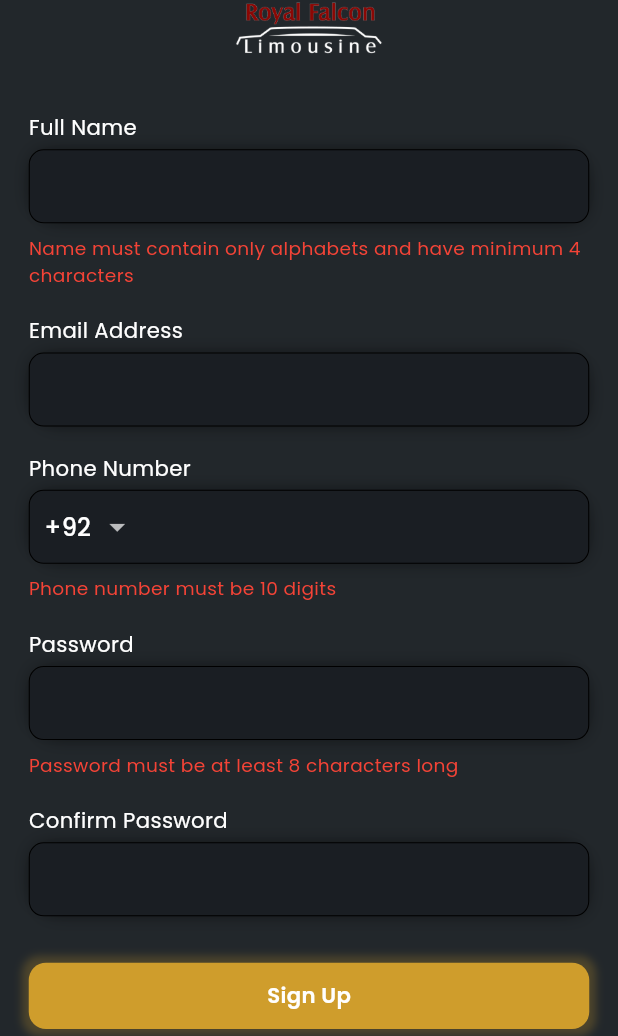
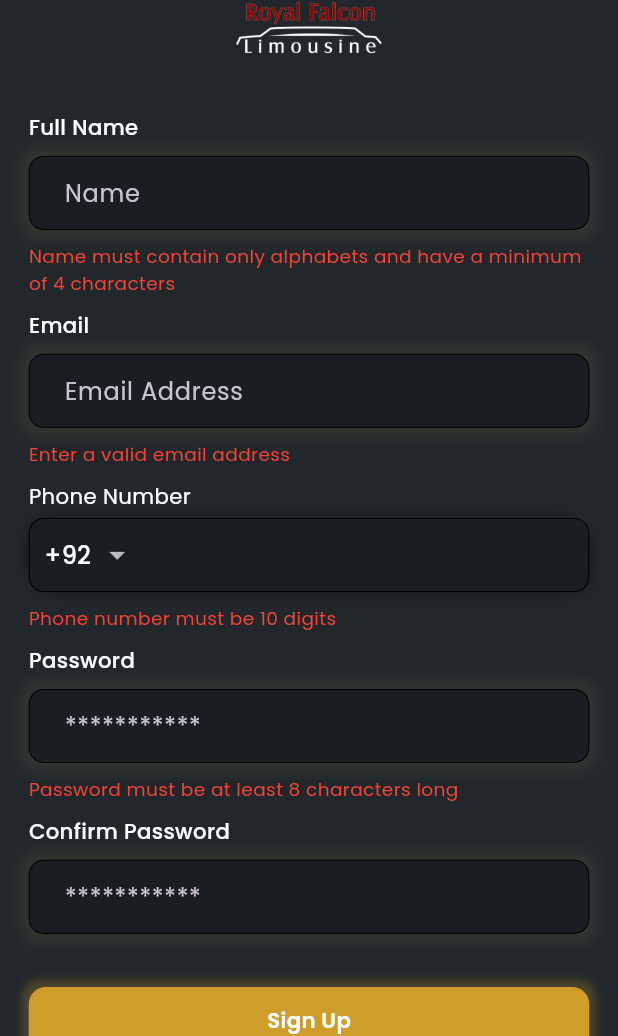
Before and after one commit to malikkhizar12/RoyalFalconCustomerApp, a Flutter app: the SignupPage screen opened directly, after a tap on "Sign Up", on a phone screen of 412 x 824 dp, the part 200-1236 px from its top. Run offline on Flutter 3.47's test engine with Material 3 defaults, Android fonts, the phone set to English and light mode, and no system bars; our stand-ins replace another_flushbar, cached_network_image, carousel_slider, flutter_dotenv, flutter_screenutil, fluttertoast and 10 more; missing offline and left inert: flutter_stripe, search_map_place_updated; accounts and stored records are empty.

Commit message:
Signup modified

```diff
--- a/lib/utils/utils/form_validator.dart
+++ b/lib/utils/utils/form_validator.dart
@@ -5,7 +5,7 @@ class FormValidators {
     final RegExp nameRegExp = RegExp(r'^[a-zA-Z]{4,}$');
 
     if (!nameRegExp.hasMatch(value)) {
-      return 'Name must contain only alphabets and have minimum 4 characters';
+      return 'Name must contain only alphabets and have a minimum of 4 characters';
     }
 
     return null;
@@ -27,11 +27,24 @@ class FormValidators {
     return null;
   }
 
-  static String? validateConfirmPassword(String password, String confirmPassword) {
+  static String? validateConfirmPassword(
+      String password, String confirmPassword) {
     if (password != confirmPassword) {
       return 'Passwords do not match';
     }
 
     return null;
   }
+
+  static String? validateEmail(String value) {
+    final RegExp emailRegExp = RegExp(
+      r'^[a-zA-Z0-9._%+-]+@[a-zA-Z]+\.[a-zA-Z]{2,}$',
+    );
+
+    if (!emailRegExp.hasMatch(value)) {
+      return 'Enter a valid email address';
+    }
+
+    return null;
+  }
 }
--- a/lib/view/signup/signup.dart
+++ b/lib/view/signup/signup.dart
@@ -1,16 +1,13 @@
 import 'package:flutter/gestures.dart';
 import 'package:flutter/material.dart';
-import 'package:flutter/services.dart';
 import 'package:flutter_screenutil/flutter_screenutil.dart';
 import 'package:provider/provider.dart';
 import 'package:royal_falcon/view/signup/widgets/phone_number_field.dart';
-import 'package:royal_falcon/view/signup/widgets/textfields.dart';
 import 'package:royal_falcon/view/widgets/button_widget.dart';
+import 'package:royal_falcon/view/widgets/textfield_widget.dart';
+import 'package:royal_falcon/view_model/signup_view_model.dart';
 import '../../utils/colors.dart';
-import '../../utils/utils/form_validator.dart';
 import '../../utils/utils/utils.dart';
-import '../login/login.dart';
-import '../../view_model/auth_view_model.dart';
 import '../../utils/routes/routes_names.dart';
 
 class SignupPage extends StatefulWidget {
@@ -21,93 +18,136 @@ class SignupPage extends StatefulWidget {
 }
 
 class _SignupPageState extends State<SignupPage> {
-  final TextEditingController nameController = TextEditingController();
-  final TextEditingController emailController = TextEditingController();
-  final TextEditingController phoneController = TextEditingController();
-  final TextEditingController passwordController = TextEditingController();
-  final TextEditingController confirmPasswordController =
-      TextEditingController();
-  String selectedCountryCode = '+92';
-  String? phoneNumberError;
-  String? passwordError;
-  String? nameError;
-
   @override
   Widget build(BuildContext context) {
-    final authViewModel = Provider.of<AuthViewModel>(context);
-
     return Scaffold(
       backgroundColor: AppColors.backgroundColor,
       body: SingleChildScrollView(
         child: Padding(
           padding: EdgeInsets.symmetric(horizontal: 20.w),
-          child: Column(
+          child: ChangeNotifierProvider(
+            create: (BuildContext context) => SignupViewModel(),
+            child: Consumer<SignupViewModel>(
+              builder: (BuildContext context, model, Widget? child) => Column(
                 crossAxisAlignment: CrossAxisAlignment.start,
                 children: [
                   SizedBox(height: 60.h),
                   Center(
                     child: Column(
                       children: [
-                    Image.asset('images/company_logo.png', height: 80),
-                    Image.asset('images/royal_falcon.png', height: 40),
+                        Image.asset(
+                          'images/company_logo.png',
+                          height: 80,
+                        ),
+                        Image.asset(
+                          'images/royal_falcon.png',
+                          height: 40,
+                        ),
                       ],
                     ),
                   ),
                   SizedBox(height: 40.h),
-              buildTextField('Full Name', nameController, TextInputType.text),
-              if (nameError != null)
-                Padding(
-                  padding: const EdgeInsets.only(top: 8.0),
-                  child: Text(
-                    nameError!,
+                  Text(
+                    'Full Name',
+                    style: TextStyle(
+                      color: AppColors.kWhiteColor,
+                      fontSize: 16.sp,
+                      fontWeight: FontWeight.w500,
+                    ),
+                  ),
+                  10.verticalSpace,
+                  TextFieldWidget(
+                    hintText: "Name",
+                    controller: model.nameController,
+                    keyboardType: TextInputType.text,
+                  ),
+                  10.verticalSpace,
+                  if (model.nameError != null)
+                    Text(
+                      model.nameError!,
                       style: TextStyle(color: Colors.red, fontSize: 14.sp),
                     ),
+                  10.verticalSpace,
+                  Text(
+                    'Email',
+                    style: TextStyle(
+                      color: AppColors.kWhiteColor,
+                      fontSize: 16.sp,
+                      fontWeight: FontWeight.w500,
                     ),
-              SizedBox(height: 20.h),
-              buildTextField(
-                  'Email Address', emailController, TextInputType.emailAddress),
-              SizedBox(height: 20.h),
-              SignupPhoneNumberField(
-                  controller: phoneController, label: 'Phone Number'),
-              if (phoneNumberError != null)
-                Padding(
-                  padding: const EdgeInsets.only(top: 8.0),
-                  child: Text(
-                    phoneNumberError!,
+                  ),
+                  10.verticalSpace,
+                  TextFieldWidget(
+                    hintText: "Email Address",
+                    controller: model.emailController,
+                    keyboardType: TextInputType.emailAddress,
+                  ),
+                  10.verticalSpace,
+                  if (model.emailError != null)
+                    Text(
+                      model.emailError!,
                       style: TextStyle(color: Colors.red, fontSize: 14.sp),
                     ),
+                  10.verticalSpace,
+                  SignupPhoneNumberField(
+                    controller: model.phoneController,
+                    label: 'Phone Number',
                   ),
-              SizedBox(height: 20.h),
-              buildTextField(
-                  'Password', passwordController, TextInputType.visiblePassword,
-                  obscureText: true),
-              if (passwordError != null)
-                Padding(
-                  padding: const EdgeInsets.only(top: 8.0),
-                  child: Text(
-                    passwordError!,
+                  10.verticalSpace,
+                  if (model.phoneNumberError != null)
+                    Text(
+                      model.phoneNumberError!,
                       style: TextStyle(color: Colors.red, fontSize: 14.sp),
                     ),
+                  10.verticalSpace,
+                  Text(
+                    'Password',
+                    style: TextStyle(
+                      color: AppColors.kWhiteColor,
+                      fontSize: 16.sp,
+                      fontWeight: FontWeight.w500,
                     ),
-              SizedBox(height: 20.h),
-              buildTextField('Confirm Password', confirmPasswordController,
-                  TextInputType.visiblePassword,
-                  obscureText: true),
-              SizedBox(height: 35.h),
+                  ),
+                  10.verticalSpace,
+                  TextFieldWidget(
+                      hintText: "***********",
+                      controller: model.passwordController,
+                      keyboardType: TextInputType.text),
+                  10.verticalSpace,
+                  if (model.passwordError != null)
+                    Text(
+                      model.passwordError!,
+                      style: TextStyle(color: Colors.red, fontSize: 14.sp),
+                    ),
+                  10.verticalSpace,
+                  Text(
+                    'Confirm Password',
+                    style: TextStyle(
+                      color: AppColors.kWhiteColor,
+                      fontSize: 16.sp,
+                      fontWeight: FontWeight.w500,
+                    ),
+                  ),
+                  10.verticalSpace,
+                  TextFieldWidget(
+                      hintText: "***********",
+                      controller: model.confirmPasswordController,
+                      keyboardType: TextInputType.text),
+                  40.verticalSpace,
                   ButtonWidget(
                     title: "Sign Up",
                     onTap: () async {
-                  if (_validateForm()) {
+                      if (model.validateForm()) {
                         final fullPhoneNumber =
-                        '$selectedCountryCode${phoneController.text}';
+                            '${model.selectedCountryCode}${model.phoneController.text}';
                         final data = {
-                      'name': nameController.text,
-                      'email': emailController.text,
+                          'name': model.nameController.text,
+                          'email': model.emailController.text,
                           'phoneNumber': fullPhoneNumber,
-                      'password': passwordController.text,
+                          'password': model.passwordController.text,
                         };
 
-                    bool success = await authViewModel.signupApi(data, context);
+                        bool success = await model.signupApi(data, context);
                         if (success) {
                           Navigator.pushNamedAndRemoveUntil(
                               context, RoutesNames.login, (route) => false);
@@ -119,35 +159,8 @@ class _SignupPageState extends State<SignupPage> {
                     width: 1.sw,
                     height: 50.h,
                     isShadow: true,
-                isLoading: authViewModel.loading,
+                    isLoading: model.loading,
                   ),
-              // Center(
-              //   child: SizedBox(
-              //     width: MediaQuery.of(context).size.width * 0.85,
-              //     child: ElevatedButton(
-              //       onPressed: () async {},
-              //       style: ElevatedButton.styleFrom(
-              //         backgroundColor: const Color(0xFFFFD700), // Button color
-              //         padding: EdgeInsets.symmetric(
-              //             vertical: 15.h, horizontal: 100.w),
-              //         shape: RoundedRectangleBorder(
-              //           borderRadius: BorderRadius.circular(10),
-              //         ),
-              //       ),
-              //       child: authViewModel.loading
-              //           ? const Center(
-              //               child:
-              //                   CircularProgressIndicator(color: Colors.white))
-              //           : Text(
-              //               'Sign Up',
-              //               style: TextStyle(
-              //                   fontSize: 18.sp,
-              //                   fontWeight: FontWeight.bold,
-              //                   color: Colors.black),
-              //             ),
-              //     ),
-              //   ),
-              // ),
                   SizedBox(height: 40.h),
                   Center(
                     child: RichText(
@@ -175,27 +188,8 @@ class _SignupPageState extends State<SignupPage> {
               ),
             ),
           ),
+        ),
+      ),
     );
   }
-
-  bool _validateForm() {
-    bool isValid = true;
-
-    setState(() {
-      nameError = FormValidators.validateName(nameController.text.trim());
-      phoneNumberError =
-          FormValidators.validatePhoneNumber(phoneController.text);
-      passwordError = FormValidators.validatePassword(passwordController.text);
-
-      if (passwordController.text != confirmPasswordController.text) {
-        passwordError = 'Passwords do not match';
-        isValid = false;
 }
-    });
-
-    return isValid &&
-        nameError == null &&
-        phoneNumberError == null &&
-        passwordError == null;
-  }
-}
--- a/lib/view/signup/widgets/textfields.dart
+++ /dev/null
@@ -1,49 +0,0 @@
-import 'package:flutter/material.dart';
-import 'package:flutter_screenutil/flutter_screenutil.dart';
-
-Widget buildTextField(String label, TextEditingController controller, TextInputType keyboardType, {bool obscureText = false}) {
-  return Column(
-    crossAxisAlignment: CrossAxisAlignment.start,
-    children: [
-      Text(
-        label,
-        style: TextStyle(color: Colors.white, fontSize: 16.sp),
-      ),
-      SizedBox(height: 5.h),
-      Container(
-        decoration: BoxDecoration(
-          color: const Color(0xFF1A1E23),
-          borderRadius: BorderRadius.circular(10),
-          border: Border.all(color: Colors.black, width: 0.7),
-          boxShadow: [
-            BoxShadow(
-              color: Colors.black.withOpacity(0.5),
-              spreadRadius: -5,
-              blurRadius: 10,
-              offset: const Offset(-3, -3),
-            ),
-            BoxShadow(
-              color: Colors.black.withOpacity(0.5),
-              spreadRadius: -5,
-              blurRadius: 10,
-              offset: const Offset(3, 3),
-            ),
-          ],
-        ),
-        child: TextField(
-          controller: controller,
-          keyboardType: keyboardType,
-          obscureText: obscureText,
-          style: const TextStyle(color: Colors.white),
-          decoration: InputDecoration(
-            border: OutlineInputBorder(
-              borderRadius: BorderRadius.circular(10),
-              borderSide: BorderSide.none,
-            ),
-            contentPadding: EdgeInsets.symmetric(horizontal: 10.w, vertical: 12.h),
-          ),
-        ),
-      ),
-    ],
-  );
-}
--- /dev/null
+++ b/lib/view/widgets/textfield_widget.dart
@@ -0,0 +1,57 @@
+import 'package:flutter/material.dart';
+import 'package:flutter_screenutil/flutter_screenutil.dart';
+
+class TextFieldWidget extends StatelessWidget {
+  final String hintText;
+  final TextEditingController controller;
+  final TextInputType keyboardType;
+  final bool obscureText;
+  const TextFieldWidget({
+    super.key,
+    required this.hintText,
+    required this.controller,
+    required this.keyboardType,
+    this.obscureText = false,
+  });
+
+  @override
+  Widget build(BuildContext context) {
+    return Container(
+      decoration: BoxDecoration(
+        color: const Color(0xFF1A1E23),
+        borderRadius: BorderRadius.circular(10),
+        border: Border.all(color: Colors.black, width: 0.7),
+        boxShadow: [
+          BoxShadow(
+            color: Color(0xff5E5B5B40).withOpacity(0.25),
+            spreadRadius: 5,
+            blurRadius: 7,
+            offset: const Offset(0, 0),
+          ),
+          // BoxShadow(
+          //   color: Colors.black.withOpacity(0.5),
+          //   spreadRadius: -5,
+          //   blurRadius: 10,
+          //   offset: const Offset(3, 3),
+          // ),
+        ],
+      ),
+      padding: EdgeInsets.symmetric(horizontal: 10.w),
+      child: TextField(
+        controller: controller,
+        keyboardType: keyboardType,
+        obscureText: obscureText,
+        style: const TextStyle(color: Colors.white),
+        decoration: InputDecoration(
+          hintText: hintText,
+          border: OutlineInputBorder(
+            borderRadius: BorderRadius.circular(10),
+            borderSide: BorderSide.none,
+          ),
+          contentPadding:
+              EdgeInsets.symmetric(horizontal: 10.w, vertical: 12.h),
+        ),
+      ),
+    );
+  }
+}
--- a/lib/view_model/auth_view_model.dart
+++ b/lib/view_model/auth_view_model.dart
@@ -99,41 +99,6 @@ class AuthViewModel with ChangeNotifier {
     }
   }
 
-  Future<bool> signupApi(Map<String, String> data, BuildContext context) async {
-    try {
-      setLoading(true);
-      dynamic response = await _authRepository.signupApi(data);
-      print('Signup response: $response'); // Debugging log
-      setLoading(false);
-      return response != null;
-    } catch (e) {
-      setLoading(false);
-      print('Signup error: $e'); // Debugging log
-      if (e.toString().contains('email already exists')) {
-        ScaffoldMessenger.of(context).showSnackBar(
-          const SnackBar(
-            content: Text('Email already exists'),
-            duration: Duration(seconds: 3),
-          ),
-        );
-      } else if (e.toString().contains('Error in creating user')) {
-        ScaffoldMessenger.of(context).showSnackBar(
-          const SnackBar(
-            content: Text('Phone number already exists'),
-            duration: Duration(seconds: 3),
-          ),
-        );
-      } else {
-        ScaffoldMessenger.of(context).showSnackBar(
-          SnackBar(
-            content: Text('Signup failed: $e'),
-            duration: const Duration(seconds: 3),
-          ),
-        );
-      }
-      return false;
-    }
-  }
 
   Future<void> logout(BuildContext context) async {
     try {
@@ -143,4 +108,5 @@ class AuthViewModel with ChangeNotifier {
       print('Logout error: $e'); // Handle any logout errors
     }
   }
+
 }
--- /dev/null
+++ b/lib/view_model/signup_view_model.dart
@@ -0,0 +1,78 @@
+import 'package:flutter/material.dart';
+import 'package:royal_falcon/repository/auth_repository.dart';
+import 'package:royal_falcon/utils/utils/form_validator.dart';
+
+class SignupViewModel extends ChangeNotifier {
+  final AuthRepository _authRepository = AuthRepository();
+  bool _loading = false;
+  bool get loading => _loading;
+  final TextEditingController nameController = TextEditingController();
+  final TextEditingController emailController = TextEditingController();
+  final TextEditingController phoneController = TextEditingController();
+  final TextEditingController passwordController = TextEditingController();
+  final TextEditingController confirmPasswordController =
+      TextEditingController();
+  String selectedCountryCode = '+92';
+  String? phoneNumberError, passwordError, nameError, emailError;
+
+  void setLoading(bool value) {
+    _loading = value;
+    notifyListeners();
+  }
+
+  Future<bool> signupApi(Map<String, String> data, BuildContext context) async {
+    try {
+      setLoading(true);
+      dynamic response = await _authRepository.signupApi(data);
+      print('Signup response: $response'); // Debugging log
+      setLoading(false);
+      return response != null;
+    } catch (e) {
+      setLoading(false);
+      print('Signup error: $e'); // Debugging log
+      if (e.toString().contains('email already exists')) {
+        ScaffoldMessenger.of(context).showSnackBar(
+          const SnackBar(
+            content: Text('Email already exists'),
+            duration: Duration(seconds: 3),
+          ),
+        );
+      } else if (e.toString().contains('Error in creating user')) {
+        ScaffoldMessenger.of(context).showSnackBar(
+          const SnackBar(
+            content: Text('Phone number already exists'),
+            duration: Duration(seconds: 3),
+          ),
+        );
+      } else {
+        ScaffoldMessenger.of(context).showSnackBar(
+          SnackBar(
+            content: Text('Signup failed: $e'),
+            duration: const Duration(seconds: 3),
+          ),
+        );
+      }
+      return false;
+    }
+  }
+
+  bool validateForm() {
+    bool isValid = true;
+    nameError = FormValidators.validateName(nameController.text.trim());
+    phoneNumberError = FormValidators.validatePhoneNumber(phoneController.text);
+    passwordError = FormValidators.validatePassword(passwordController.text);
+    emailError = FormValidators.validateEmail(emailController.text);
+    notifyListeners();
+
+    if (passwordController.text != confirmPasswordController.text) {
+      passwordError = 'Passwords do not match';
+      isValid = false;
+    }
+
+    return isValid &&
+        nameError == null &&
+        emailError == null &&
+        phoneNumberError == null &&
+        passwordError == null;
+  }
+}
```
Lines whose indentation alone changed are shown as unchanged.
